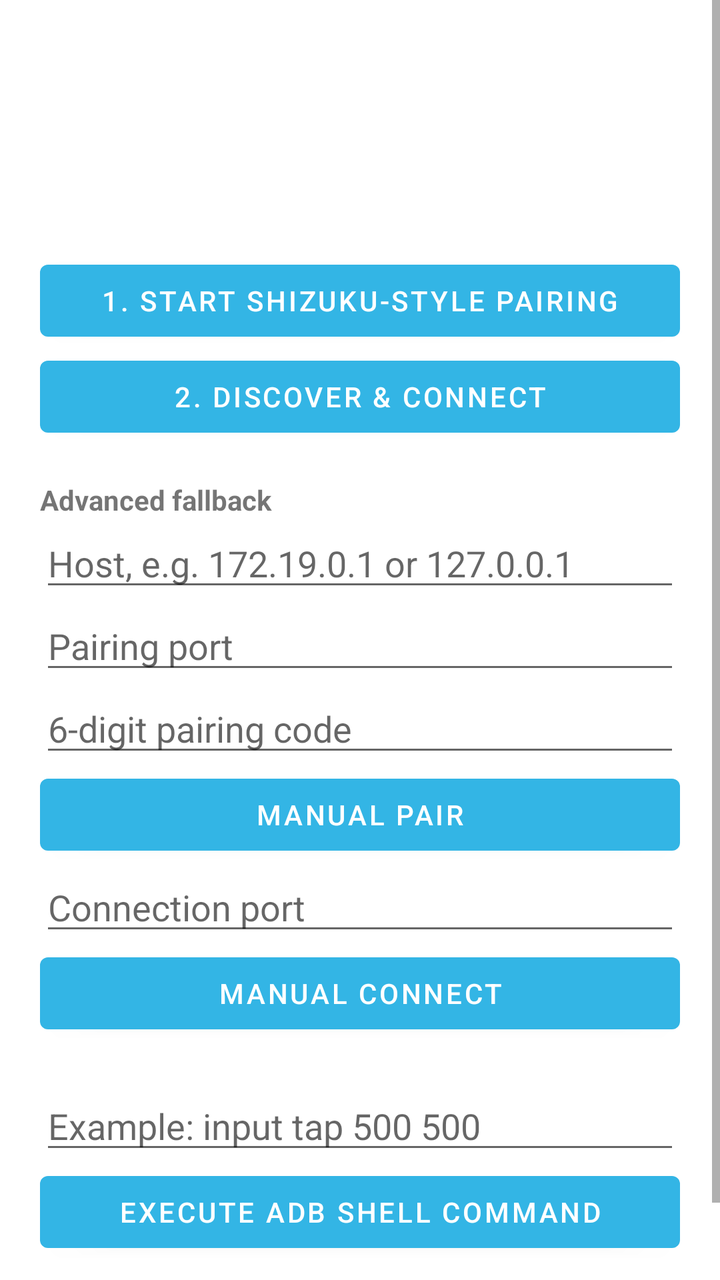
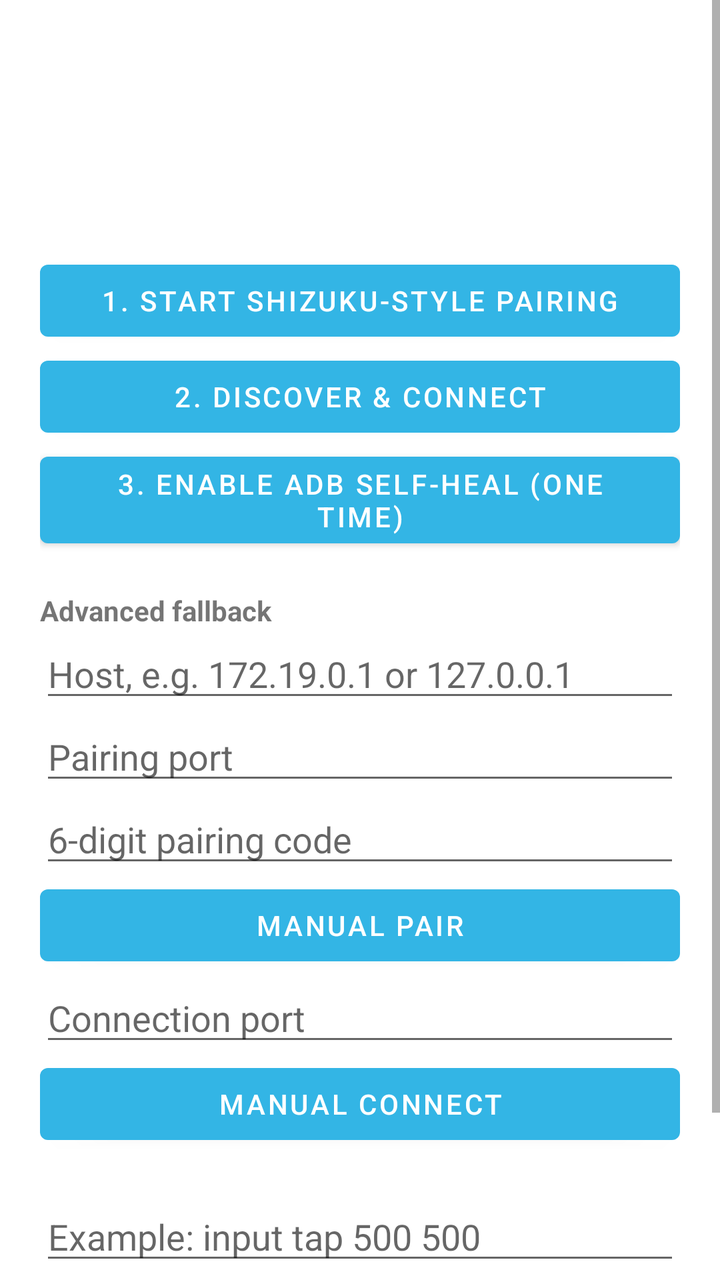

Two renders of the same Android screen: before a commit and after it. Below are the layout's source before the change and the commit's diff.
<!-- AndroidManifest.xml: application theme Theme.GPTAndroidUse -->
<!-- res/layout/activity_adb_setup.xml -->
<ScrollView xmlns:android="http://schemas.android.com/apk/res/android"
    android:layout_width="match_parent"
    android:layout_height="match_parent">

    <LinearLayout
        android:layout_width="match_parent"
        android:layout_height="wrap_content"
        android:orientation="vertical"
        android:padding="20dp">

        <TextView
            android:id="@+id/statusText"
            android:layout_width="match_parent"
            android:layout_height="wrap_content"
            android:textSize="18sp"
            android:textStyle="bold" />

        <TextView
            android:id="@+id/deviceText"
            android:layout_width="match_parent"
            android:layout_height="wrap_content"
            android:layout_marginTop="12dp" />

        <TextView
            android:id="@+id/oemText"
            android:layout_width="match_parent"
            android:layout_height="wrap_content"
            android:layout_marginTop="12dp" />

        <Button
            android:id="@+id/startPairingAssistantButton"
            android:layout_width="match_parent"
            android:layout_height="wrap_content"
            android:layout_marginTop="20dp"
            android:text="1. Start Shizuku-style pairing" />

        <Button
            android:id="@+id/discoverConnectButton"
            android:layout_width="match_parent"
            android:layout_height="wrap_content"
            android:text="2. Discover &amp; connect" />

        <TextView
            android:layout_width="match_parent"
            android:layout_height="wrap_content"
            android:layout_marginTop="18dp"
            android:text="Advanced fallback"
            android:textStyle="bold" />

        <EditText
            android:id="@+id/hostInput"
            android:layout_width="match_parent"
            android:layout_height="wrap_content"
            android:hint="Host, e.g. 172.19.0.1 or 127.0.0.1"
            android:inputType="textUri"
            android:singleLine="true" />

        <EditText
            android:id="@+id/pairingPortInput"
            android:layout_width="match_parent"
            android:layout_height="wrap_content"
            android:hint="Pairing port"
            android:inputType="number" />

        <EditText
            android:id="@+id/pairingCodeInput"
            android:layout_width="match_parent"
            android:layout_height="wrap_content"
            android:hint="6-digit pairing code"
            android:inputType="numberPassword"
            android:maxLength="6" />

        <Button
            android:id="@+id/manualPairButton"
            android:layout_width="match_parent"
            android:layout_height="wrap_content"
            android:text="Manual pair" />

        <EditText
            android:id="@+id/connectionPortInput"
            android:layout_width="match_parent"
            android:layout_height="wrap_content"
            android:hint="Connection port"
            android:inputType="number" />

        <Button
            android:id="@+id/manualConnectButton"
            android:layout_width="match_parent"
            android:layout_height="wrap_content"
            android:text="Manual connect" />

        <EditText
            android:id="@+id/commandInput"
            android:layout_width="match_parent"
            android:layout_height="wrap_content"
            android:layout_marginTop="20dp"
            android:hint="Example: input tap 500 500"
            android:inputType="text" />

        <Button
            android:id="@+id/executeCommandButton"
            android:layout_width="match_parent"
            android:layout_height="wrap_content"
            android:text="Execute ADB shell command" />

        <TextView
            android:id="@+id/commandResultText"
            android:layout_width="match_parent"
            android:layout_height="wrap_content"
            android:layout_marginTop="12dp"
            android:textIsSelectable="true" />

    </LinearLayout>
</ScrollView>
<!-- resources referenced by this layout -->
<resources>
  <style name="Theme.GPTAndroidUse" parent="Theme.MaterialComponents.DayNight.DarkActionBar">
          <item name="colorPrimary">@android:color/holo_blue_light</item>
          <item name="colorPrimaryVariant">@android:color/holo_blue_dark</item>
          <item name="colorSecondary">@android:color/holo_green_light</item>
      </style>
</resources>

<!-- the commit's change to res/layout/activity_adb_setup.xml (unified diff, before → after) -->
@@ -39,6 +39,12 @@
             android:layout_width="match_parent"
             android:layout_height="wrap_content"
             android:text="2. Discover &amp; connect" />
+
+        <Button
+            android:id="@+id/enableSelfHealButton"
+            android:layout_width="match_parent"
+            android:layout_height="wrap_content"
+            android:text="3. Enable ADB self-heal (one time)" />
 
         <TextView
             android:layout_width="match_parent"
